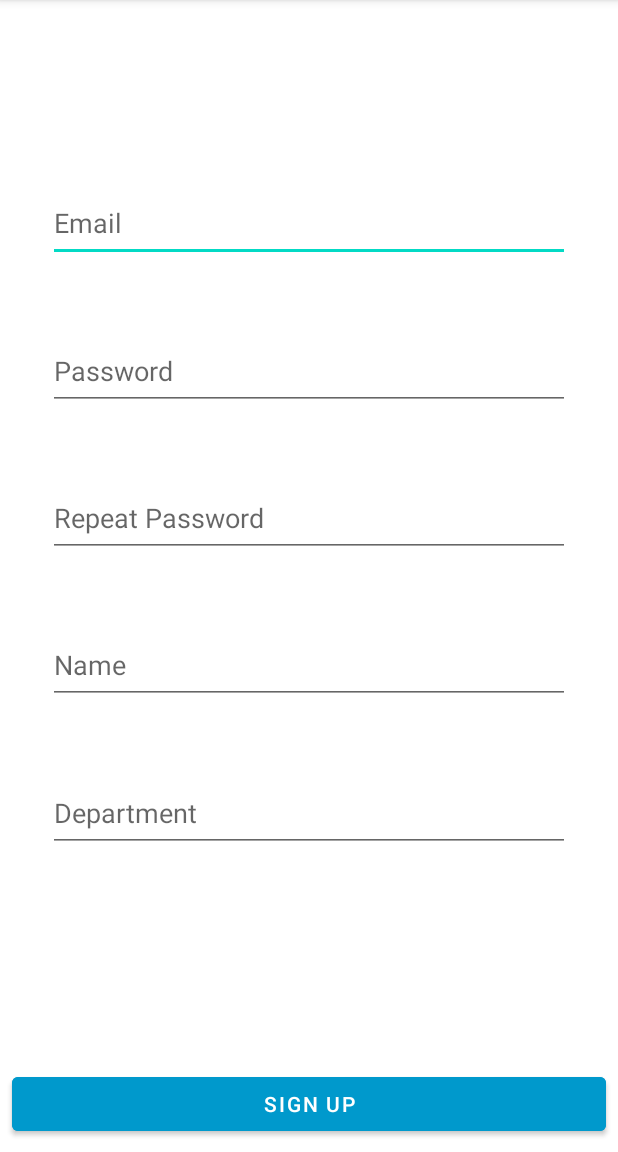
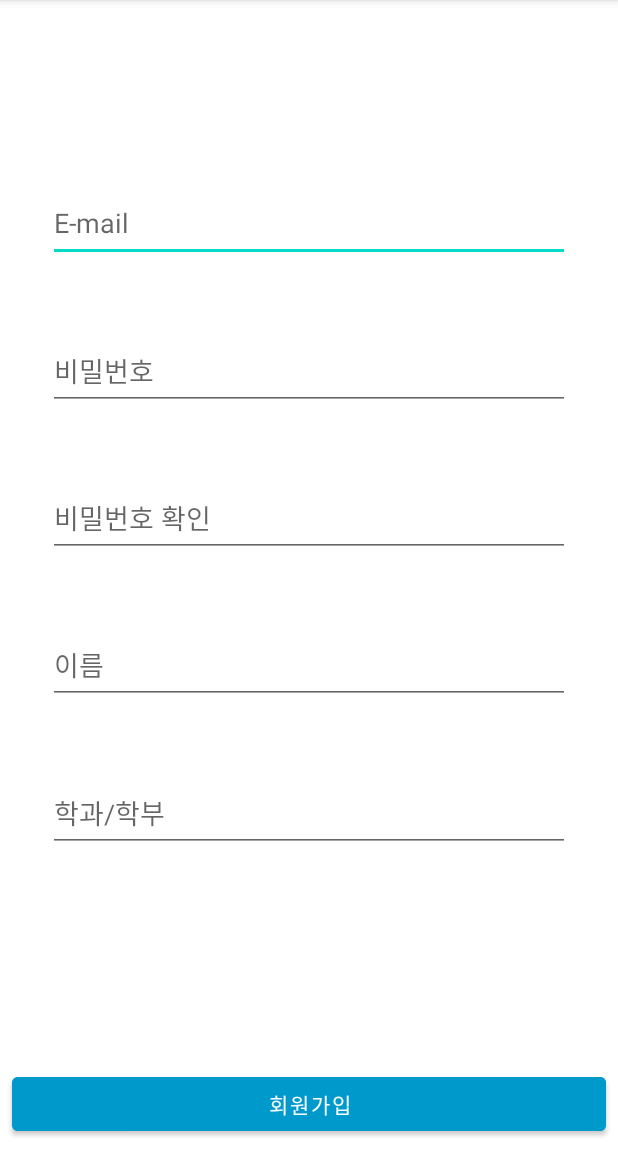
Before and after one commit to gamjadeul/NullOverflow2, an Android app: the Signup screen opened directly, with no data from a screen before it, on a phone screen of 412 x 824 dp, the part 84-1236 px from its top. Run offline under Robolectric (Android 15) with nearby library versions, the light colour scheme and no system bars; libraries missing offline, so code that uses them is left out: com.amazonaws.mobile.

Commit message:
device token dynamoDB 저장 시 테라스 이름 함께 보내서 저장. 로그인/회원가입 힌트와 버튼 등 한글로 바꿈

```diff
--- a/app/src/main/java/com/akj/nulloverflow/FBMessaging.java
+++ b/app/src/main/java/com/akj/nulloverflow/FBMessaging.java
@@ -63,7 +63,7 @@ public class FBMessaging extends FirebaseMessagingService {
 
             notificationManager.notify(0, notificationBuilder.build());
         }
-        catch (Exception e) {
+        catch (NullPointerException e) {
             hander.postDelayed(new Runnable() {
                 @Override
                 public void run() {
--- a/app/src/main/res/layout/activity_signup.xml
+++ b/app/src/main/res/layout/activity_signup.xml
@@ -13,7 +13,7 @@
         android:layout_marginStart="32dp"
         android:layout_marginEnd="32dp"
         android:ems="10"
-        android:hint="Email"
+        android:hint="E-mail"
         android:inputType="textEmailAddress"
         app:layout_constraintBottom_toTopOf="@+id/signup_password"
         app:layout_constraintEnd_toEndOf="parent"
@@ -27,7 +27,7 @@
         android:layout_marginStart="32dp"
         android:layout_marginEnd="32dp"
         android:ems="10"
-        android:hint="Password"
+        android:hint="비밀번호"
         android:inputType="textPassword"
         app:layout_constraintBottom_toTopOf="@+id/signup_repeat_password"
         app:layout_constraintEnd_toEndOf="parent"
@@ -41,7 +41,7 @@
         android:layout_marginStart="32dp"
         android:layout_marginEnd="32dp"
         android:ems="10"
-        android:hint="Repeat Password"
+        android:hint="비밀번호 확인"
         android:inputType="textPassword"
         app:layout_constraintBottom_toTopOf="@+id/signup_name"
         app:layout_constraintEnd_toEndOf="parent"
@@ -55,7 +55,7 @@
         android:layout_marginStart="32dp"
         android:layout_marginEnd="32dp"
         android:ems="10"
-        android:hint="Name"
+        android:hint="이름"
         android:inputType="textPersonName"
         app:layout_constraintBottom_toTopOf="@+id/signup_department"
         app:layout_constraintEnd_toEndOf="parent"
@@ -69,7 +69,7 @@
         android:layout_marginStart="32dp"
         android:layout_marginEnd="32dp"
         android:ems="10"
-        android:hint="Department"
+        android:hint="학과/학부"
         android:inputType="text"
         app:layout_constraintBottom_toTopOf="@+id/guideline20"
         app:layout_constraintEnd_toEndOf="parent"
@@ -84,7 +84,7 @@
         android:layout_marginEnd="8dp"
         android:layout_marginBottom="8dp"
         android:backgroundTint="@android:color/holo_blue_dark"
-        android:text="Sign up"
+        android:text="회원가입"
         app:layout_constraintBottom_toBottomOf="parent"
         app:layout_constraintEnd_toEndOf="parent"
         app:layout_constraintStart_toStartOf="parent" />
```
Also changed, not shown: app/src/main/java/com/akj/nulloverflow/Occupied_room.java (+12 -16 lines), app/src/main/res/layout/activity_signin.xml (+4 -4 lines).
